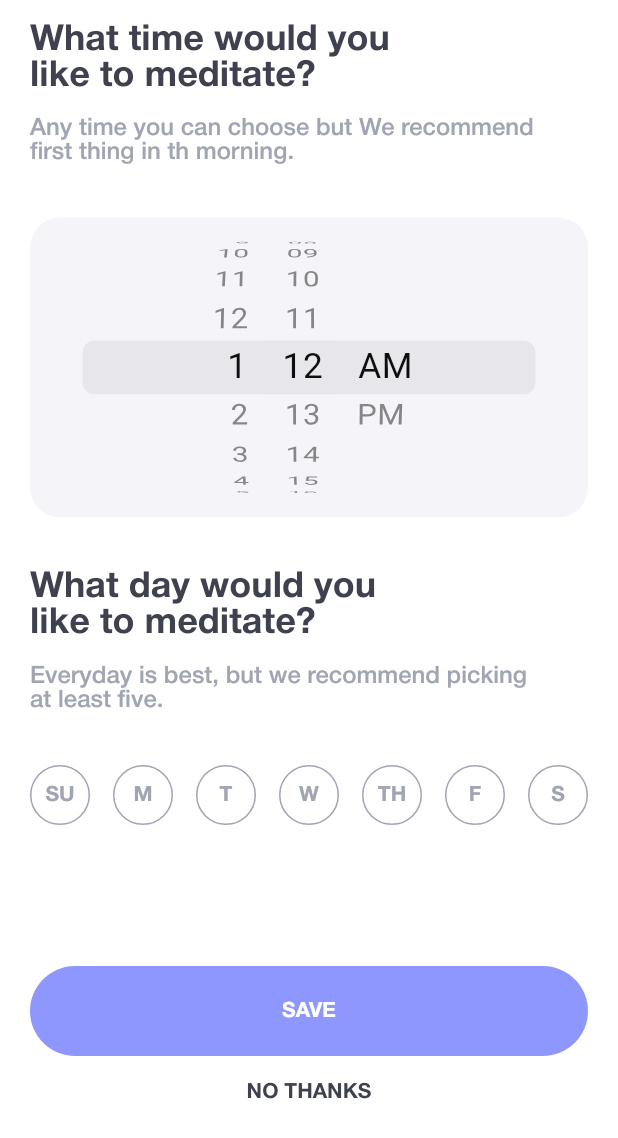
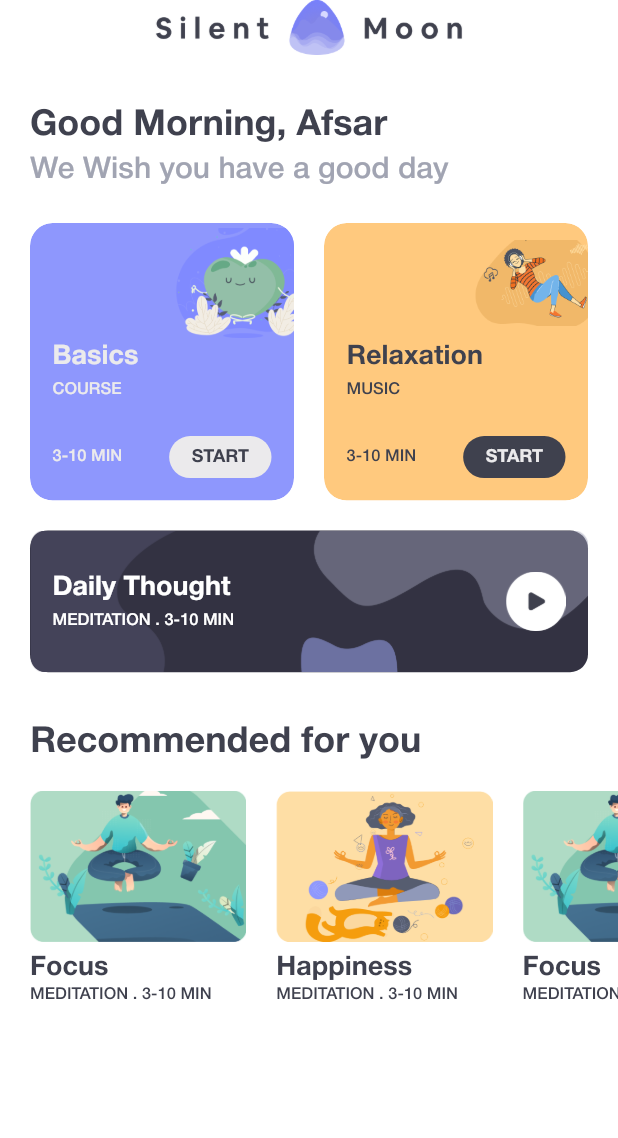
Before and after one commit to codeforany/beautiful_meditation_flutter, a Flutter app: the RemindersScreen screen opened directly, after a tap on "SAVE", on a phone screen of 412 x 824 dp. Shown: the top 1138 px of the screen. Run offline on Flutter 3.47's test engine with Material 3 defaults, Android fonts, the phone set to English and light mode, and no system bars.

Commit message:
home screen dev

```diff
--- /dev/null
+++ b/lib/screen/home/home_screen.dart
@@ -0,0 +1,407 @@
+import 'package:flutter/material.dart';
+import 'package:meditation/common/color_extension.dart';
+
+class HomeScreen extends StatefulWidget {
+  const HomeScreen({super.key});
+
+  @override
+  State<HomeScreen> createState() => _HomeScreenState();
+}
+
+class _HomeScreenState extends State<HomeScreen> {
+  List rArr = [
+    {
+      "image": "assets/img/r1.png",
+      "title": "Focus",
+      "subtitle": "MEDITATION . 3-10 MIN",
+    },
+    {
+      "image": "assets/img/r2.png",
+      "title": "Happiness",
+      "subtitle": "MEDITATION . 3-10 MIN",
+    },
+    {
+      "image": "assets/img/r1.png",
+      "title": "Focus",
+      "subtitle": "MEDITATION . 3-10 MIN",
+    },
+    {
+      "image": "assets/img/r2.png",
+      "title": "Happiness",
+      "subtitle": "MEDITATION . 3-10 MIN",
+    },
+  ];
+
+  @override
+  Widget build(BuildContext context) {
+    return Scaffold(
+      body: SingleChildScrollView(
+        child: SafeArea(
+          child: Column(
+            crossAxisAlignment: CrossAxisAlignment.start,
+            children: [
+              Row(
+                mainAxisAlignment: MainAxisAlignment.center,
+                children: [
+                  Image.asset(
+                    "assets/img/logo_black.png",
+                    width: context.width * 0.5,
+                  )
+                ],
+              ),
+              const SizedBox(
+                height: 35,
+              ),
+              Padding(
+                padding: const EdgeInsets.symmetric(horizontal: 20),
+                child: Column(
+                  crossAxisAlignment: CrossAxisAlignment.start,
+                  children: [
+                    Text(
+                      "Good Morning, Afsar",
+                      style: TextStyle(
+                        color: TColor.primaryText,
+                        fontSize: 24,
+                        fontWeight: FontWeight.w700,
+                      ),
+                    ),
+                    const SizedBox(
+                      height: 8,
+                    ),
+                    Text(
+                      "We Wish you have a good day",
+                      style: TextStyle(
+                        color: TColor.secondaryText,
+                        fontSize: 20,
+                      ),
+                    ),
+                    const SizedBox(
+                      height: 25,
+                    ),
+                    Row(
+                      children: [
+                        Expanded(
+                            child: ClipRRect(
+                          borderRadius: BorderRadius.circular(15),
+                          child: Container(
+                            decoration: BoxDecoration(
+                                color: Color(0xff8E97FD),
+                                borderRadius: BorderRadius.circular(15)),
+                            child: Column(
+                              crossAxisAlignment: CrossAxisAlignment.start,
+                              children: [
+                                Row(
+                                  mainAxisAlignment: MainAxisAlignment.end,
+                                  children: [
+                                    Image.asset(
+                                      "assets/img/h1.png",
+                                      width: 80,
+                                      height: 80,
+                                    ),
+                                  ],
+                                ),
+                                Padding(
+                                  padding: const EdgeInsets.symmetric(
+                                      horizontal: 15),
+                                  child: Column(
+                                    crossAxisAlignment:
+                                        CrossAxisAlignment.start,
+                                    children: [
+                                      Text(
+                                        "Basics",
+                                        style: TextStyle(
+                                          color: TColor.tertiary,
+                                          fontSize: 18,
+                                          fontWeight: FontWeight.w700,
+                                        ),
+                                      ),
+                                      const SizedBox(
+                                        height: 8,
+                                      ),
+                                      Text(
+                                        "COURSE",
+                                        style: TextStyle(
+                                          color: TColor.tertiary,
+                                          fontSize: 11,
+                                        ),
+                                      ),
+                                      const SizedBox(
+                                        height: 25,
+                                      ),
+                                      Row(
+                                        mainAxisAlignment:
+                                            MainAxisAlignment.spaceBetween,
+                                        crossAxisAlignment:
+                                            CrossAxisAlignment.center,
+                                        children: [
+                                          Text(
+                                            "3-10 MIN",
+                                            style: TextStyle(
+                                              color: TColor.tertiary,
+                                              fontSize: 11,
+                                            ),
+                                          ),
+                                          InkWell(
+                                            onTap: () {},
+                                            child: Container(
+                                              decoration: BoxDecoration(
+                                                  color: TColor.tertiary,
+                                                  borderRadius:
+                                                      BorderRadius.circular(
+                                                          20)),
+                                              padding:
+                                                  const EdgeInsets.symmetric(
+                                                      vertical: 8,
+                                                      horizontal: 15),
+                                              child: Text(
+                                                "START",
+                                                style: TextStyle(
+                                                  color: TColor.primaryText,
+                                                  fontSize: 12,
+                                                  fontWeight: FontWeight.w600,
+                                                ),
+                                              ),
+                                            ),
+                                          )
+                                        ],
+                                      ),
+                                      const SizedBox(
+                                        height: 15,
+                                      )
+                                    ],
+                                  ),
+                                )
+                              ],
+                            ),
+                          ),
+                        )),
+                        const SizedBox(
+                          width: 20,
+                        ),
+                        Expanded(
+                            child: ClipRRect(
+                          borderRadius: BorderRadius.circular(15),
+                          child: Container(
+                            decoration: BoxDecoration(
+                                color: Color(0xffFFC97E),
+                                borderRadius: BorderRadius.circular(15)),
+                            child: Column(
+                              crossAxisAlignment: CrossAxisAlignment.start,
+                              children: [
+                                Row(
+                                  mainAxisAlignment: MainAxisAlignment.end,
+                                  children: [
+                                    Image.asset(
+                                      "assets/img/h2.png",
+                                      width: 80,
+                                      height: 80,
+                                    ),
+                                  ],
+                                ),
+                                Padding(
+                                  padding: const EdgeInsets.symmetric(
+                                      horizontal: 15),
+                                  child: Column(
+                                    crossAxisAlignment:
+                                        CrossAxisAlignment.start,
+                                    children: [
+                                      Text(
+                                        "Relaxation",
+                                        style: TextStyle(
+                                          color: TColor.primaryText,
+                                          fontSize: 18,
+                                          fontWeight: FontWeight.w700,
+                                        ),
+                                      ),
+                                      const SizedBox(
+                                        height: 8,
+                                      ),
+                                      Text(
+                                        "MUSIC",
+                                        style: TextStyle(
+                                          color: TColor.primaryText,
+                                          fontSize: 11,
+                                        ),
+                                      ),
+                                      const SizedBox(
+                                        height: 25,
+                                      ),
+                                      Row(
+                                        mainAxisAlignment:
+                                            MainAxisAlignment.spaceBetween,
+                                        crossAxisAlignment:
+                                            CrossAxisAlignment.center,
+                                        children: [
+                                          Text(
+                                            "3-10 MIN",
+                                            style: TextStyle(
+                                              color: TColor.primaryText,
+                                              fontSize: 11,
+                                            ),
+                                          ),
+                                          InkWell(
+                                            onTap: () {},
+                                            child: Container(
+                                              decoration: BoxDecoration(
+                                                  color: TColor.primaryText,
+                                                  borderRadius:
+                                                      BorderRadius.circular(
+                                                          20)),
+                                              padding:
+                                                  const EdgeInsets.symmetric(
+                                                      vertical: 8,
+                                                      horizontal: 15),
+                                              child: Text(
+                                                "START",
+                                                style: TextStyle(
+                                                  color: TColor.tertiary,
+                                                  fontSize: 12,
+                                                  fontWeight: FontWeight.w600,
+                                                ),
+                                              ),
+                                            ),
+                                          )
+                                        ],
+                                      ),
+                                      const SizedBox(
+                                        height: 15,
+                                      )
+                                    ],
+                                  ),
+                                )
+                              ],
+                            ),
+                          ),
+                        ))
+                      ],
+                    ),
+                    const SizedBox(
+                      height: 20,
+                    ),
+                    Container(
+                      width: double.maxFinite,
+                      decoration: BoxDecoration(
+                        color: const Color(0xff333242),
+                        borderRadius: BorderRadius.circular(12),
+                      ),
+                      child: Stack(
+                        alignment: Alignment.center,
+                        children: [
+                          Image.asset(
+                            "assets/img/d1.png",
+                            width: double.maxFinite,
+                            fit: BoxFit.fitWidth,
+                          ),
+                          Padding(
+                            padding: const EdgeInsets.symmetric(
+                                horizontal: 15, vertical: 15),
+                            child: Row(
+                              children: [
+                                Expanded(
+                                  child: Column(
+                                    mainAxisAlignment: MainAxisAlignment.center,
+                                    crossAxisAlignment:
+                                        CrossAxisAlignment.start,
+                                    children: [
+                                      Text(
+                                        "Daily Thought",
+                                        style: TextStyle(
+                                          color: Colors.white,
+                                          fontSize: 18,
+                                          fontWeight: FontWeight.w700,
+                                        ),
+                                      ),
+                                      const SizedBox(
+                                        height: 8,
+                                      ),
+                                      Text(
+                                        "MEDITATION . 3-10 MIN",
+                                        style: TextStyle(
+                                          color: Colors.white,
+                                          fontSize: 11,
+                                        ),
+                                      ),
+                                    ],
+                                  ),
+                                ),
+                                InkWell(
+                                  onTap: () {},
+                                  child: Image.asset(
+                                    "assets/img/play.png",
+                                    width: 40,
+                                    height: 40,
+                                  ),
+                                )
+                              ],
+                            ),
+                          )
+                        ],
+                      ),
+                    ),
+                    const SizedBox(
+                      height: 35,
+                    ),
+                    Text(
+                      "Recommended for you",
+                      style: TextStyle(
+                        color: TColor.primaryText,
+                        fontSize: 24,
+                        fontWeight: FontWeight.w600,
+                      ),
+                    ),
+                  ],
+                ),
+              ),
+              SizedBox(
+                height: context.width * 0.35 * 0.7 + 45 + 40,
+                child: ListView.separated(
+                    padding: const EdgeInsets.symmetric(
+                        horizontal: 20, vertical: 20),
+                    scrollDirection: Axis.horizontal,
+                    itemBuilder: (context, index) {
+                      var rObj = rArr[index];
+                      return SizedBox(
+                        width: context.width * 0.35,
+                        child: Column(
+                          crossAxisAlignment: CrossAxisAlignment.start,
+                          children: [
+                            Image.asset(
+                              rObj["image"],
+                              width: context.width * 0.35,
+                              height: context.width * 0.35 * 0.7,
+                            ),
+                            const SizedBox(
+                              height: 8,
+                            ),
+                            Text(
+                              rObj["title"],
+                              style: TextStyle(
+                                color: TColor.primaryText,
+                                fontSize: 18,
+                                fontWeight: FontWeight.w600,
+                              ),
+                            ),
+                            const SizedBox(
+                              height: 4,
+                            ),
+                            Text(
+                              rObj["subtitle"],
+                              style: TextStyle(
+                                  color: TColor.primaryText, fontSize: 11),
+                            ),
+                          ],
+                        ),
+                      );
+                    },
+                    separatorBuilder: (context, index) => const SizedBox(
+                          width: 20,
+                        ),
+                    itemCount: rArr.length),
+              )
+            ],
+          ),
+        ),
+      ),
+    );
+  }
+}
--- a/lib/screen/home/reminders_screen.dart
+++ b/lib/screen/home/reminders_screen.dart
@@ -3,6 +3,7 @@ import 'package:flutter/material.dart';
 import 'package:meditation/common/color_extension.dart';
 import 'package:meditation/common_widget/circle_button.dart';
 import 'package:meditation/common_widget/round_button.dart';
+import 'package:meditation/screen/home/home_screen.dart';
 
 class RemindersScreen extends StatefulWidget {
   const RemindersScreen({super.key});
@@ -114,12 +115,16 @@ class _RemindersScreenState extends State<RemindersScreen> {
                 ],
               ),
             ),
-            RoundButton(title: "SAVE", onPressed: () {}),
+            RoundButton(title: "SAVE", onPressed: () {
+              context.push(const HomeScreen());
+            }),
             Row(
               mainAxisAlignment: MainAxisAlignment.center,
               children: [
                 TextButton(
-                    onPressed: () {},
+                    onPressed: () {
+                      context.push(const HomeScreen());
+                    },
                     child: Text(
                       "NO THANKS",
                       style: TextStyle(
```
Also changed, not shown: assets/img/d1.png (added), assets/img/h1.png (added), assets/img/h2.png (added), assets/img/logo_black.png (added), assets/img/play.png (added), assets/img/r1.png (added), assets/img/r2.png (added).
